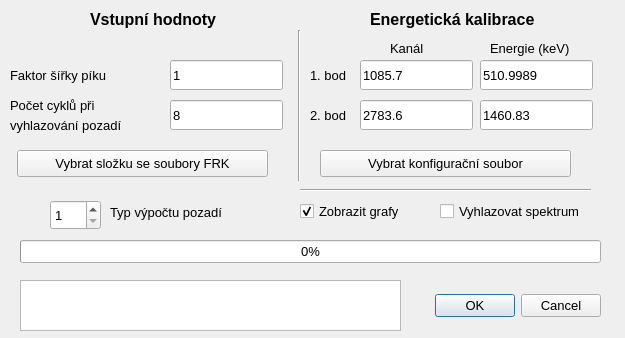
The window that rozhrani.ui (DominikThomas/FortyFour) describes before a commit, drawn with Qt 5.
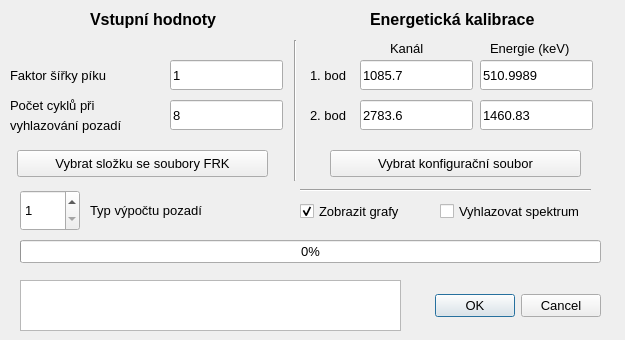
The same window after the commit.

The edit to the form file:
```diff
--- a/rozhrani.ui
+++ b/rozhrani.ui
@@ -7,7 +7,7 @@
     <x>0</x>
     <y>0</y>
     <width>625</width>
-    <height>338</height>
+    <height>340</height>
    </rect>
   </property>
   <property name="windowTitle">
@@ -282,10 +282,10 @@
   <widget class="Line" name="line">
    <property name="geometry">
     <rect>
-     <x>289</x>
-     <y>30</y>
-     <width>21</width>
-     <height>151</height>
+     <x>280</x>
+     <y>40</y>
+     <width>30</width>
+     <height>141</height>
     </rect>
    </property>
    <property name="orientation">
@@ -416,10 +416,10 @@
   <widget class="QSpinBox" name="spinBox">
    <property name="geometry">
     <rect>
-     <x>50</x>
-     <y>200</y>
-     <width>51</width>
-     <height>30</height>
+     <x>20</x>
+     <y>190</y>
+     <width>60</width>
+     <height>41</height>
     </rect>
    </property>
    <property name="font">
@@ -437,10 +437,10 @@
   <widget class="QLabel" name="label_10">
    <property name="geometry">
     <rect>
-     <x>110</x>
-     <y>190</y>
+     <x>90</x>
+     <y>200</y>
      <width>161</width>
-     <height>44</height>
+     <height>21</height>
     </rect>
    </property>
    <property name="font">
@@ -455,7 +455,7 @@
   <widget class="QPushButton" name="pushButton_2">
    <property name="geometry">
     <rect>
-     <x>320</x>
+     <x>330</x>
      <y>150</y>
      <width>251</width>
      <height>27</height>
```
